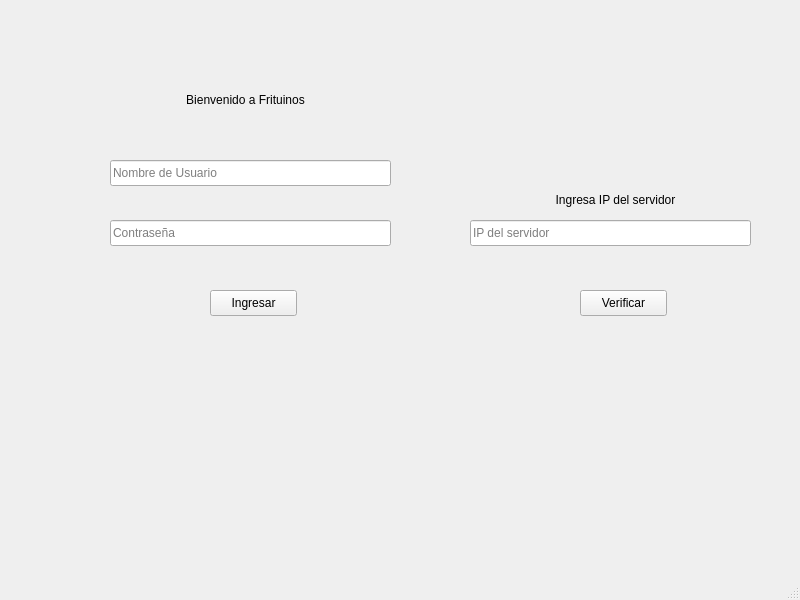
Before: the Qt Designer form ClientApp/mainwindow.ui in jpvindas11/LosM-sFritos_Arduinos, drawn with Qt 5.
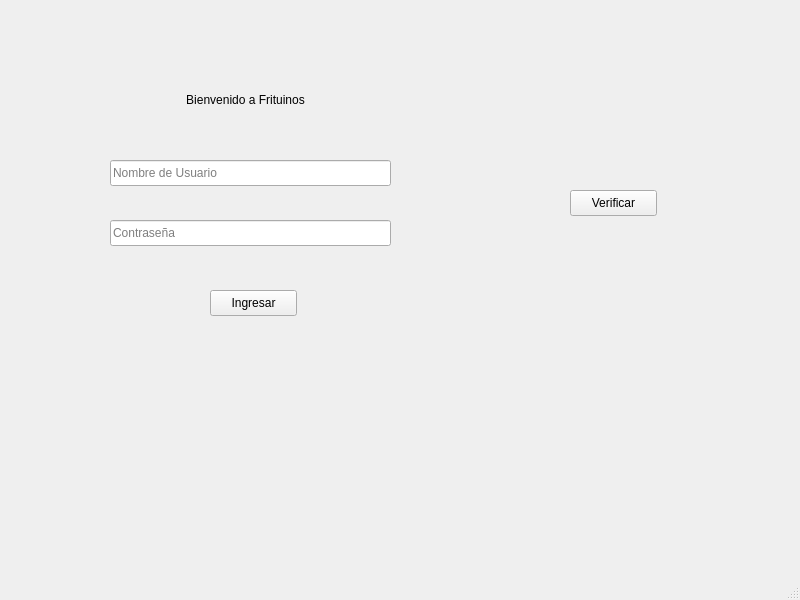
After: the same form once the commit is applied.

What changed in the file:
```diff
--- a/ClientApp/mainwindow.ui
+++ b/ClientApp/mainwindow.ui
@@ -97,46 +97,11 @@
      <set>Qt::AlignCenter</set>
     </property>
    </widget>
-   <widget class="QLabel" name="label_2">
-    <property name="geometry">
-     <rect>
-      <x>450</x>
-      <y>190</y>
-      <width>331</width>
-      <height>20</height>
-     </rect>
-    </property>
-    <property name="text">
-     <string>Ingresa IP del servidor</string>
-    </property>
-    <property name="alignment">
-     <set>Qt::AlignCenter</set>
-    </property>
-   </widget>
-   <widget class="QLineEdit" name="lineEdit_IP">
-    <property name="geometry">
-     <rect>
-      <x>470</x>
-      <y>220</y>
-      <width>281</width>
-      <height>26</height>
-     </rect>
-    </property>
-    <property name="echoMode">
-     <enum>QLineEdit::Normal</enum>
-    </property>
-    <property name="placeholderText">
-     <string>IP del servidor</string>
-    </property>
-    <property name="cursorMoveStyle">
-     <enum>Qt::LogicalMoveStyle</enum>
-    </property>
-   </widget>
    <widget class="QPushButton" name="pushButton_ip">
     <property name="geometry">
      <rect>
-      <x>580</x>
-      <y>290</y>
+      <x>570</x>
+      <y>190</y>
       <width>87</width>
       <height>26</height>
      </rect>
```
